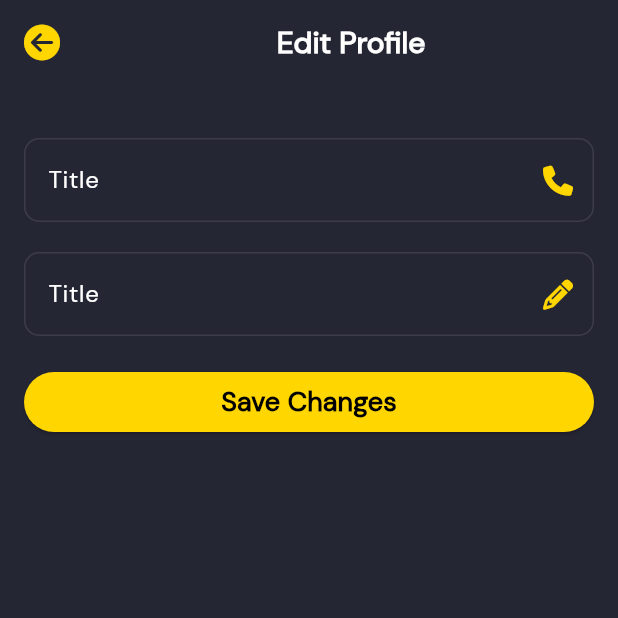
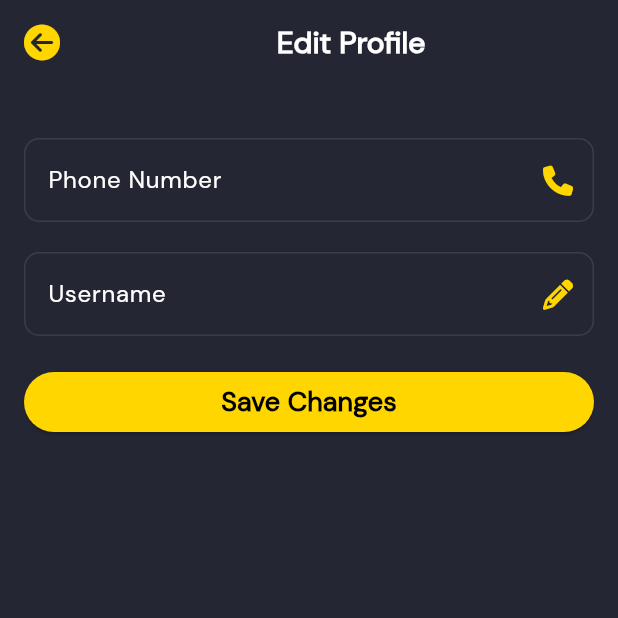
Before and after one commit to Tamim200042130/Finance-Master-Pro, a Flutter app: the EditProfilePage screen opened directly with empty values, on a phone screen of 412 x 824 dp, the top half of it. Run offline on Flutter 3.47's test engine with Material 3 defaults, Android fonts, the phone set to English and light mode, and no system bars; our stand-ins replace cloud_firestore, firebase_auth, firebase_core, font_awesome_flutter, google_mobile_ads; accounts and stored records are empty.

Commit message:
edit-profile-page-fix

```diff
--- a/lib/screens/edit_profile.dart
+++ b/lib/screens/edit_profile.dart
@@ -164,7 +164,7 @@ class _EditProfilePageState extends State<EditProfilePage> {
                     keyboardType: TextInputType.text,
                     autovalidateMode: AutovalidateMode.onUserInteraction,
                     decoration:
-                        _buildInputDecoration('Title', FontAwesomeIcons.phone),
+                        _buildInputDecoration('Phone Number', FontAwesomeIcons.phone),
                     validator: appValidator.validatePhoneNumber,
                   ),
                   SizedBox(height: 20),
@@ -174,7 +174,7 @@ class _EditProfilePageState extends State<EditProfilePage> {
                     keyboardType: TextInputType.text,
                     autovalidateMode: AutovalidateMode.onUserInteraction,
                     decoration:
-                        _buildInputDecoration('Title', FontAwesomeIcons.pencil),
+                        _buildInputDecoration('Username', FontAwesomeIcons.pencil),
                     validator: appValidator.validateUsername,
                   ),
                   SizedBox(height: 20),
```
Also changed, not shown: lib/screens/user_profile.dart (+4 -3 lines).
